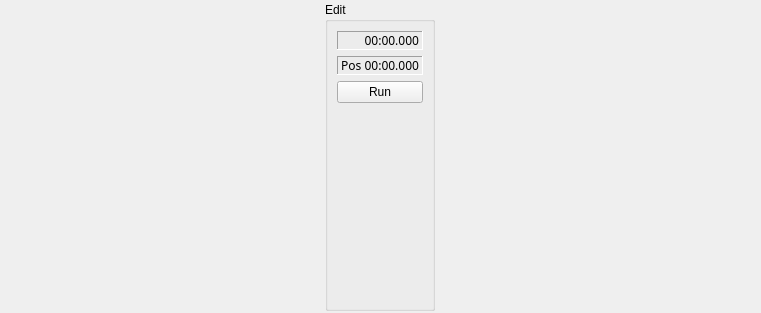
Before: the Qt Designer form StageRunner/widgets/fxtimelineeditwidget.ui in Pit1966/StageRunner, drawn with Qt 5.
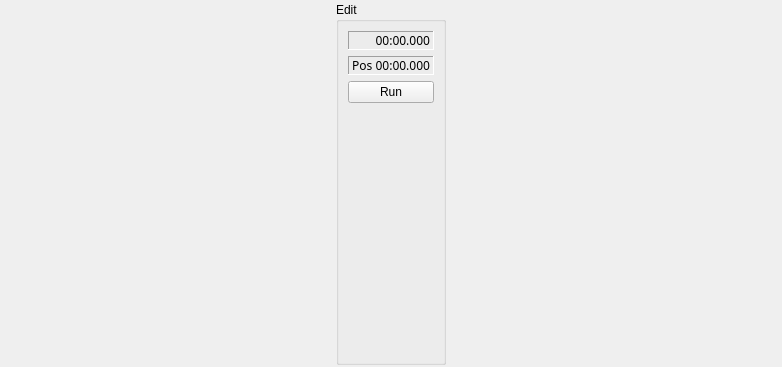
After: the same form once the commit is applied.

Diff of the .ui file:
```diff
--- a/StageRunner/widgets/fxtimelineeditwidget.ui
+++ b/StageRunner/widgets/fxtimelineeditwidget.ui
@@ -6,8 +6,8 @@
    <rect>
     <x>0</x>
     <y>0</y>
-    <width>761</width>
-    <height>313</height>
+    <width>782</width>
+    <height>367</height>
    </rect>
   </property>
   <property name="windowTitle">
```
